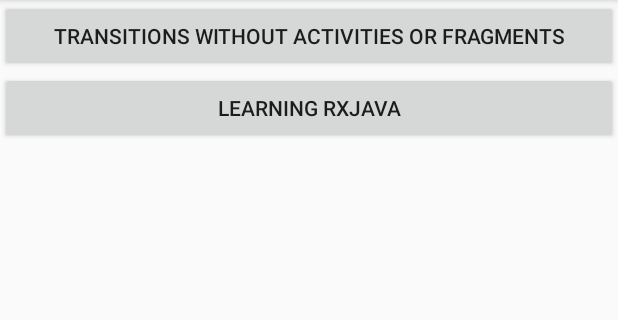
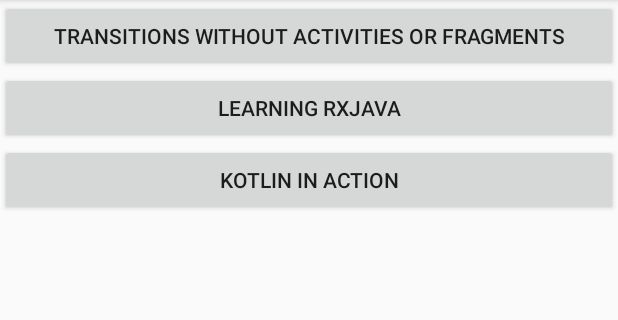
Before and after one commit to amilcar-andrade/sandbox, an Android app: the screen it shows after launch (IndexActivity), on a phone screen of 412 x 824 dp, the part 84-404 px from its top. Run offline under Robolectric (Android 15) with nearby library versions, the phone set to English and light mode, and no system bars.

Commit message:
Kotlin in action: Chapter one snippet and summary

```diff
--- a/app/src/main/AndroidManifest.xml
+++ b/app/src/main/AndroidManifest.xml
@@ -18,5 +18,6 @@
         </activity>
         <activity android:name=".transitions_no_frag_act.TransitionsWithoutActivitiesFragments" />
         <activity android:name=".learning_rx.RxJavaIndexActivity" />
+        <activity android:name=".kotlin_action.KotlinActivity" />
     </application>
 </manifest>
--- a/app/src/main/java/a2/sandbox/IndexActivity.java
+++ b/app/src/main/java/a2/sandbox/IndexActivity.java
@@ -6,6 +6,7 @@ import android.support.annotation.Nullable;
 import android.support.v7.app.AppCompatActivity;
 import android.view.View;
 
+import a2.sandbox.kotlin_action.KotlinActivity;
 import a2.sandbox.learning_rx.RxJavaIndexActivity;
 import a2.sandbox.transitions_no_frag_act.TransitionsWithoutActivitiesFragments;
 
@@ -24,4 +25,8 @@ public class IndexActivity extends AppCompatActivity {
     public void startLearningRx(View view) {
         startActivity(new Intent(this, RxJavaIndexActivity.class));
     }
+
+    public void startKotlinInAction(View view) {
+        startActivity(new Intent(this, KotlinActivity.class));
+    }
 }
--- a/app/src/main/res/layout/activity_index.xml
+++ b/app/src/main/res/layout/activity_index.xml
@@ -23,6 +23,12 @@
             android:text="@string/learning_rx_java"
             android:onClick="startLearningRx"/>
 
+        <Button
+            android:layout_width="match_parent"
+            android:layout_height="wrap_content"
+            android:text="@string/kotlin_in_action"
+            android:onClick="startKotlinInAction"/>
+
     </LinearLayout>
 
 </ScrollView>
--- a/app/src/main/res/values/strings.xml
+++ b/app/src/main/res/values/strings.xml
@@ -3,6 +3,8 @@
     <!-- Index -->
     <string name="transitions_without_act_frag">Transitions without Activities or Fragments</string>
     <string name="learning_rx_java">Learning RxJava</string>
+    <string name="kotlin_in_action">Kotlin in Action</string>
+
     <string name="book">Book</string>
 
     <string name="animate_layout_changes">Animate Layout Changes</string>
```
Also changed, not shown: app/src/main/java/a2/sandbox/kotlin_action/KotlinActivity.kt (added, +31 -0 lines), app/src/main/java/a2/sandbox/kotlin_action/KotlinFragment.kt (deleted, +0 -15 lines), app/src/main/java/a2/sandbox/kotlin_action/Person.kt (added, +12 -0 lines), app/src/main/java/a2/sandbox/kotlin_action/chapter_one.kt (added, +49 -0 lines).
